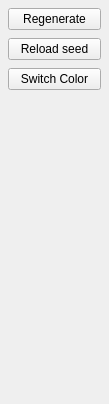
Before: the Qt Designer form src/apps/terrain_controls_widget.ui in b3h4re/world-gen, drawn with Qt 5.
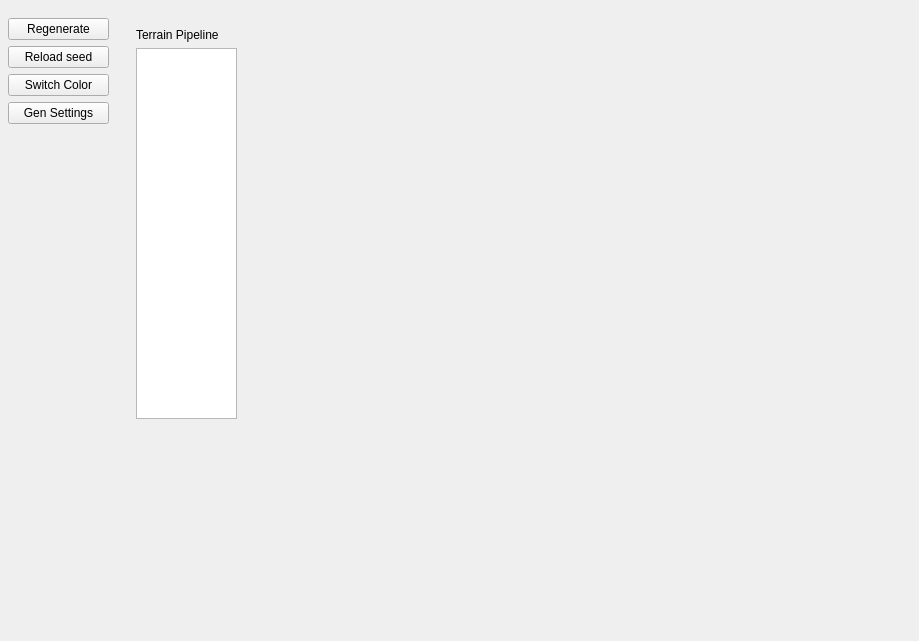
After: the same form once the commit is applied.

Commit message: vulkan output to a widget and setup for generator settings

```diff
--- a/src/apps/terrain_controls_widget.ui
+++ b/src/apps/terrain_controls_widget.ui
@@ -6,8 +6,8 @@
    <rect>
     <x>0</x>
     <y>0</y>
-    <width>109</width>
-    <height>404</height>
+    <width>919</width>
+    <height>641</height>
    </rect>
   </property>
   <layout class="QHBoxLayout" name="horizontalLayout">
@@ -27,7 +27,32 @@
     <number>8</number>
    </property>
    <item>
+    <widget class="QWidget" name="toolBarWidget" native="true">
+     <property name="minimumSize">
+      <size>
+       <width>120</width>
+       <height>0</height>
+      </size>
+     </property>
+     <property name="cursor">
+      <cursorShape>BusyCursor</cursorShape>
+     </property>
+     <property name="autoFillBackground">
+      <bool>true</bool>
+     </property>
+     <widget class="QWidget" name="">
+      <property name="geometry">
+       <rect>
+        <x>0</x>
+        <y>10</y>
+        <width>101</width>
+        <height>404</height>
+       </rect>
+      </property>
     <layout class="QVBoxLayout" name="verticalLayout">
+       <property name="sizeConstraint">
+        <enum>QLayout::SizeConstraint::SetMaximumSize</enum>
+       </property>
      <item>
       <widget class="QPushButton" name="regenerateButton">
        <property name="text">
@@ -50,7 +75,14 @@
       </widget>
      </item>
      <item>
-      <spacer name="verticalSpacer">
+        <widget class="QPushButton" name="generatorSettingsButton">
+         <property name="text">
+          <string>Gen Settings</string>
+         </property>
+        </widget>
+       </item>
+       <item>
+        <spacer name="verticalSpacer_2">
        <property name="orientation">
         <enum>Qt::Orientation::Vertical</enum>
        </property>
@@ -63,6 +95,50 @@
       </spacer>
      </item>
     </layout>
+     </widget>
+    </widget>
+   </item>
+   <item>
+    <widget class="QWidget" name="generatorSettingsWidget" native="true">
+     <property name="minimumSize">
+      <size>
+       <width>110</width>
+       <height>0</height>
+      </size>
+     </property>
+     <widget class="QWidget" name="verticalLayoutWidget">
+      <property name="geometry">
+       <rect>
+        <x>0</x>
+        <y>20</y>
+        <width>101</width>
+        <height>391</height>
+       </rect>
+      </property>
+      <layout class="QVBoxLayout" name="verticalLayout_2">
+       <item>
+        <widget class="QLabel" name="label">
+         <property name="text">
+          <string>Terrain Pipeline</string>
+         </property>
+        </widget>
+       </item>
+       <item>
+        <widget class="QListView" name="listView"/>
+       </item>
+      </layout>
+     </widget>
+    </widget>
+   </item>
+   <item>
+    <widget class="QWidget" name="vulkanWidget" native="true">
+     <property name="sizePolicy">
+      <sizepolicy hsizetype="Expanding" vsizetype="Preferred">
+       <horstretch>0</horstretch>
+       <verstretch>0</verstretch>
+      </sizepolicy>
+     </property>
+    </widget>
    </item>
   </layout>
  </widget>
```
Lines whose indentation alone changed are shown as unchanged. The commit also changes 9 other files.
